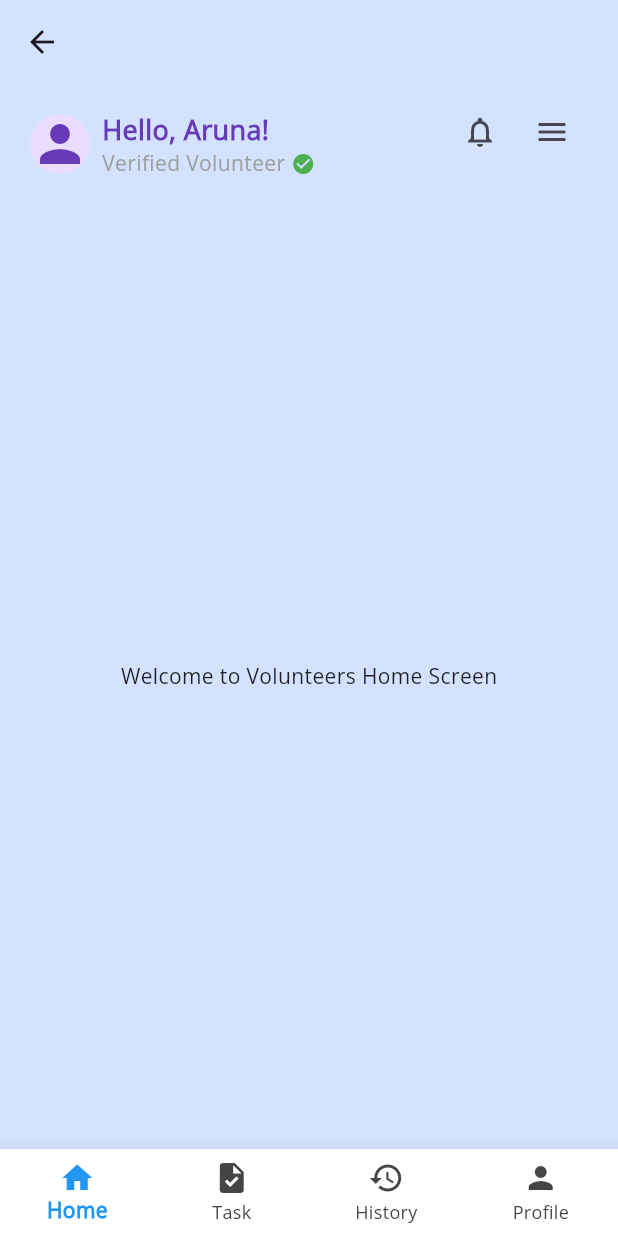
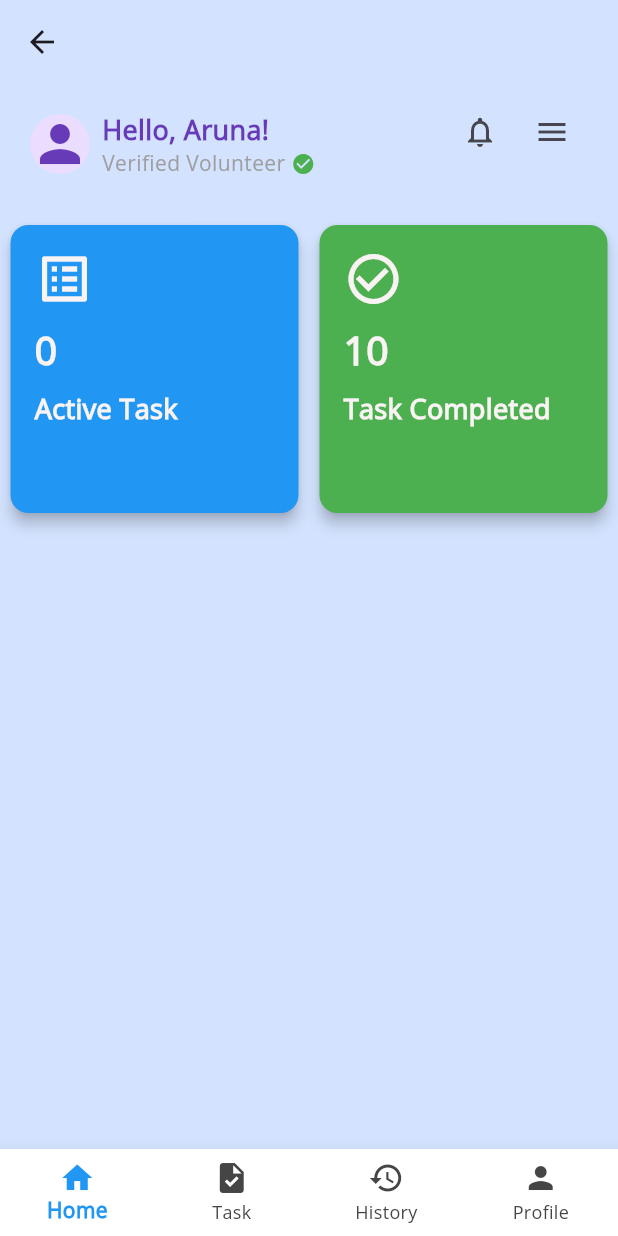
Before and after one commit to arunaguragain/aashwaas, a Flutter app: the VolunteerHomeScreen screen opened directly, on a phone screen of 412 x 824 dp. Run offline on Flutter 3.47's test engine with Material 3 defaults, Android fonts, the phone set to English and light mode, and no system bars; our stand-ins replace font_awesome_flutter.

Commit message:
Applied stats_card in home screen of volunteer

```diff
--- a/lib/screens/bottom_screen_volunteer/home_screen.dart
+++ b/lib/screens/bottom_screen_volunteer/home_screen.dart
@@ -1,3 +1,5 @@
+import 'package:aashwaas/widgets/home_header.dart';
+import 'package:aashwaas/widgets/stats_card.dart';
 import 'package:flutter/material.dart';
 
 class HomeScreen extends StatelessWidget {
@@ -6,7 +8,37 @@ class HomeScreen extends StatelessWidget {
   @override
   Widget build(BuildContext context) {
     return SizedBox.expand(
-      child: Center(child: Text('Welcome to Volunteers Home Screen')),
+      child: SingleChildScrollView(
+        child: Column(
+          children: [
+            HomeHeader(
+              userName: 'Aruna',
+              onNotificationPressed: () {},
+              onMenuPressed: () {},
+              isVerified: true,
+              role: 'volunteer',
+            ),
+            SizedBox(height: 10),
+            Row(
+              mainAxisAlignment: MainAxisAlignment.spaceAround,
+              children: [
+                StatsCard(
+                  label: 'Active Task',
+                  value: '0',
+                  icon: Icons.list_alt,
+                ),
+                StatsCard(
+                  label: 'Task Completed',
+                  value: '10',
+                  icon: Icons.check_circle_outline,
+                  cardColor: Colors.green,
+                ),
+              ],
+            ),
+            const SizedBox(height: 20),
+          ],
+        ),
+      ),
     );
   }
 }
--- a/lib/screens/volunteer_home_screen.dart
+++ b/lib/screens/volunteer_home_screen.dart
@@ -36,18 +36,7 @@ class _VolunteerHomeScreenState extends State<VolunteerHomeScreen> {
               : 'My Profile',
         ),
       ),
-      body: Column(
-        children: [
-          HomeHeader(
-            userName: 'Aruna',
-            onNotificationPressed: () {},
-            onMenuPressed: () {},
-            isVerified: true,
-            role: 'volunteer',
-          ),
-          Expanded(child: lstBottomScreen[_selectedIndex]),
-        ],
-      ),
+      body: lstBottomScreen[_selectedIndex],
       bottomNavigationBar: BottomNavigationBar(
         type: BottomNavigationBarType.fixed,
         items: const [
```
